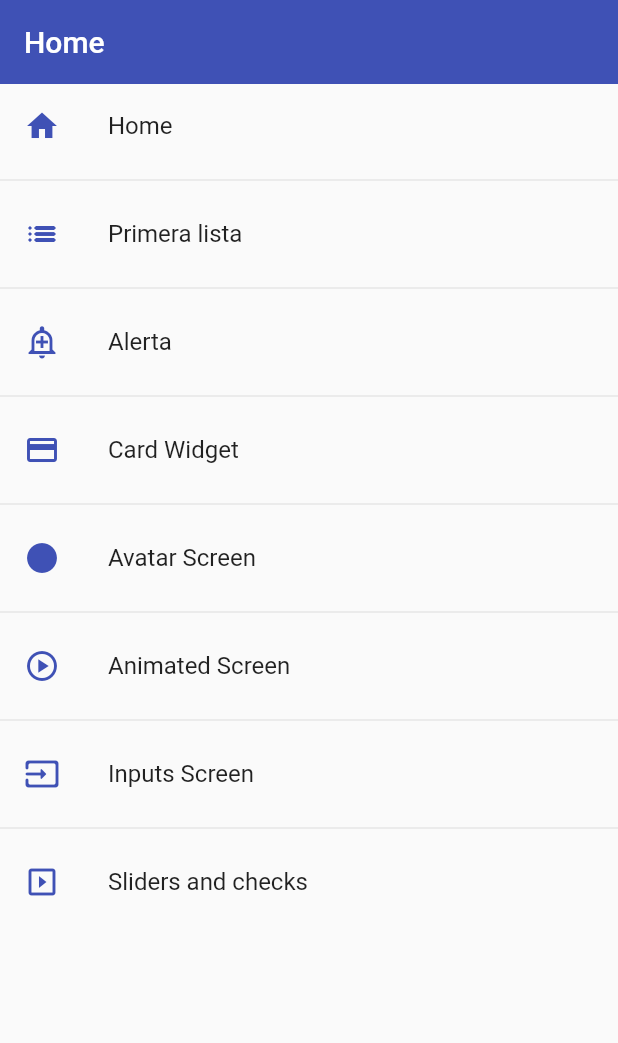
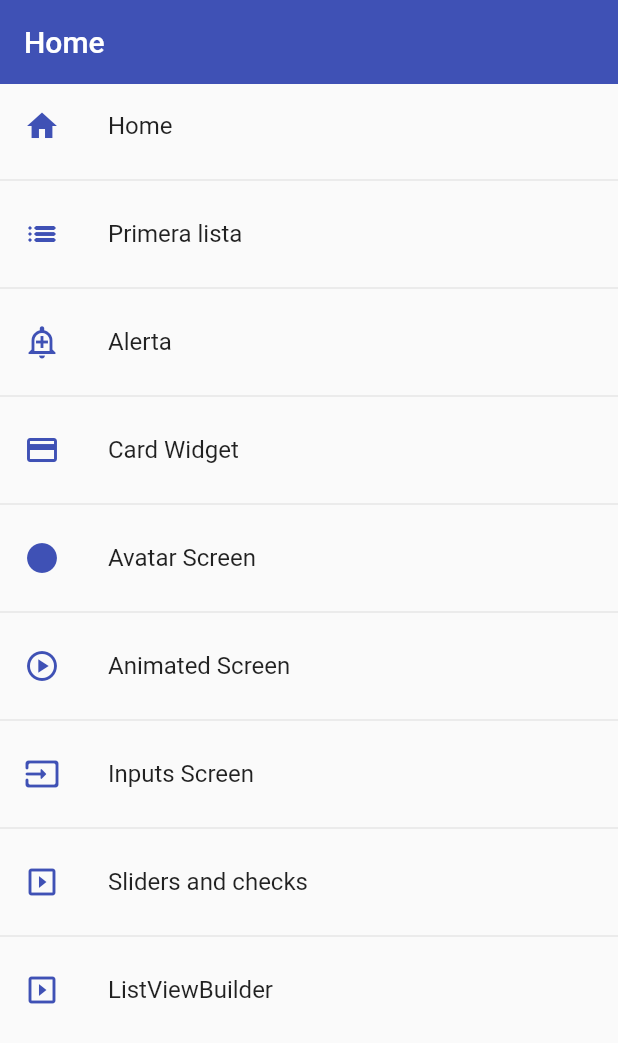
Before and after one commit to TecAbel/flutter-components, a Flutter app: the screen it shows after launch, on a phone screen of 412 x 824 dp. Shown: the top 1043 px of the screen. Run offline on Flutter 3.47's test engine with Material 2 defaults, Android fonts, the phone set to English and light mode, and no system bars.

Commit message:
feat(listviewbuilder): added route and widget

```diff
--- a/lib/router/app_routes.dart
+++ b/lib/router/app_routes.dart
@@ -1,5 +1,5 @@
 import 'package:components/models/route_option.dart';
-import 'package:components/screens/slider_sc.dart';
+import 'package:components/screens/listviewbuilder_sc.dart';
 import 'package:flutter/material.dart';
 import 'package:components/screens/screens_index.dart';
 
@@ -82,6 +82,12 @@ class AppRoutes {
         child: SliderScreen(),
       ),
     ),
+    RouteOption(
+      path: 'listviewbuilder',
+      name: 'ListViewBuilder',
+      icon: Icons.slideshow,
+      screen: const ListViewBuilderScreen(),
+    ),
   ];
 
   static Map<String, Widget Function(BuildContext)> getAppRoutes() {
--- a/lib/screens/screens_index.dart
+++ b/lib/screens/screens_index.dart
@@ -1,3 +1,5 @@
+import 'package:components/screens/listviewbuilder_sc.dart';
+export 'package:components/screens/slider_sc.dart';
 export 'package:components/screens/inputs_sc.dart';
 export 'package:components/screens/animated_sc.dart';
 export 'package:components/screens/avatar_sc.dart';
```
Also changed, not shown: lib/screens/listviewbuilder_sc.dart (added, +29 -0 lines).
